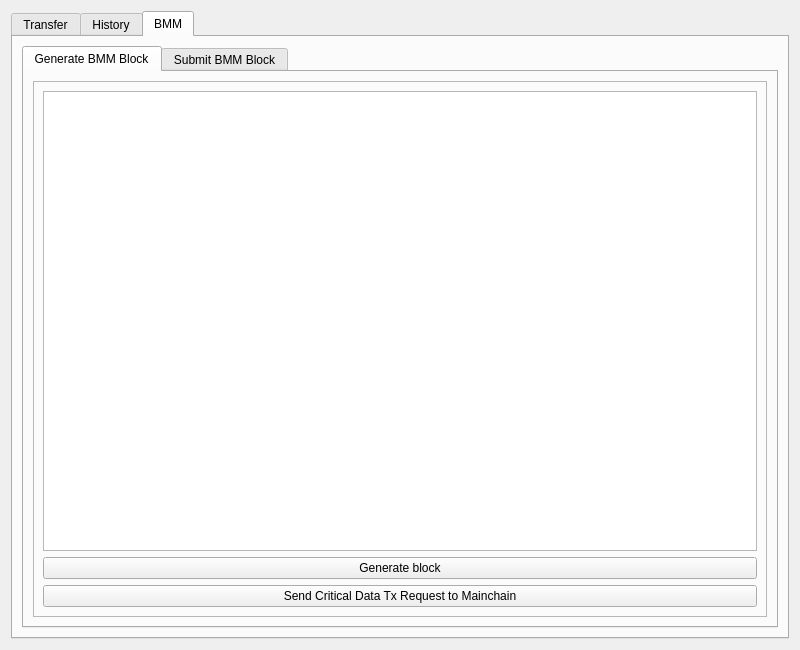
Qt form src/qt/forms/sidechainpage.ui (skydogenet/sidechains) before a commit.
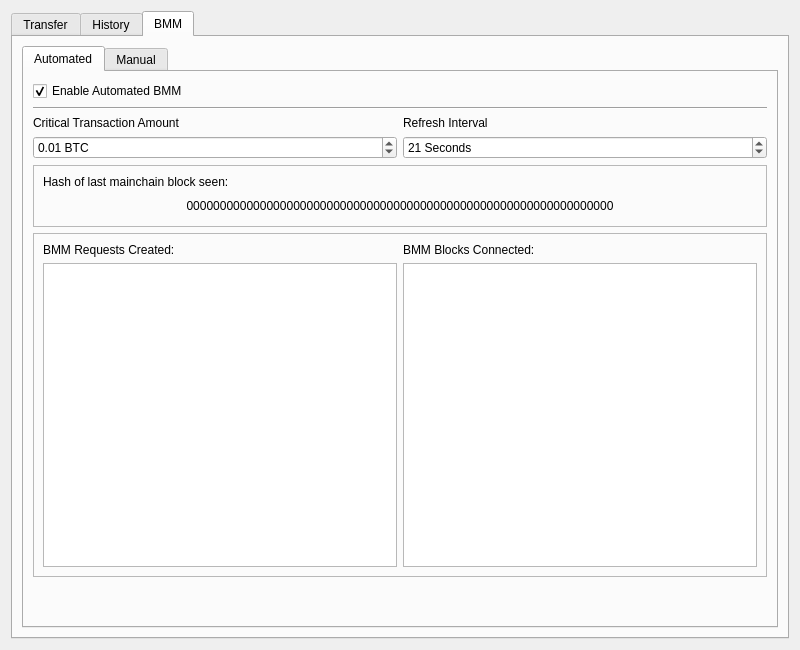
The same form after that commit. The open tabs and pages were chosen to show the change. Icons and pictures are not drawn. Custom widgets are drawn as their Qt base class.

The edit to the form file:
```diff
--- a/src/qt/forms/sidechainpage.ui
+++ b/src/qt/forms/sidechainpage.ui
@@ -599,10 +599,17 @@
          </property>
          <widget class="QWidget" name="Generate">
           <attribute name="title">
-           <string>Generate BMM Block</string>
+           <string>Automated</string>
           </attribute>
           <layout class="QGridLayout" name="gridLayout_14">
-           <item row="0" column="0">
+           <item row="1" column="0" colspan="2">
+            <widget class="Line" name="line_2">
+             <property name="orientation">
+              <enum>Qt::Horizontal</enum>
+             </property>
+            </widget>
+           </item>
+           <item row="8" column="0" colspan="2">
             <widget class="QFrame" name="frame_13">
              <property name="frameShape">
               <enum>QFrame::StyledPanel</enum>
@@ -610,43 +617,181 @@
              <property name="frameShadow">
               <enum>QFrame::Raised</enum>
              </property>
-             <layout class="QGridLayout" name="gridLayout_10">
-              <item row="0" column="0">
-               <widget class="QTextBrowser" name="textBrowser"/>
+             <layout class="QGridLayout" name="gridLayout_11">
+              <item row="1" column="1">
+               <widget class="QListWidget" name="listWidgetBMMConnected"/>
               </item>
               <item row="1" column="0">
-               <widget class="QPushButton" name="pushButtonCreateBlock">
+               <widget class="QListWidget" name="listWidgetBMMCreated"/>
+              </item>
+              <item row="0" column="0">
+               <widget class="QLabel" name="label_18">
                 <property name="text">
-                 <string>Generate block</string>
+                 <string>BMM Requests Created:</string>
                 </property>
                </widget>
               </item>
-              <item row="2" column="0">
-               <widget class="QPushButton" name="pushButtonSendCriticalRequest">
+              <item row="0" column="1">
+               <widget class="QLabel" name="label_19">
                 <property name="text">
-                 <string>Send Critical Data Tx Request to Mainchain</string>
+                 <string>BMM Blocks Connected:</string>
                 </property>
                </widget>
               </item>
              </layout>
             </widget>
            </item>
+           <item row="9" column="0" colspan="2">
+            <spacer name="verticalSpacer_3">
+             <property name="orientation">
+              <enum>Qt::Vertical</enum>
+             </property>
+             <property name="sizeType">
+              <enum>QSizePolicy::Minimum</enum>
+             </property>
+             <property name="sizeHint" stdset="0">
+              <size>
+               <width>20</width>
+               <height>40</height>
+              </size>
+             </property>
+            </spacer>
+           </item>
+           <item row="3" column="1">
+            <widget class="QSpinBox" name="spinBoxRefreshInterval">
+             <property name="suffix">
+              <string> Seconds</string>
+             </property>
+             <property name="minimum">
+              <number>1</number>
+             </property>
+             <property name="maximum">
+              <number>600</number>
+             </property>
+             <property name="value">
+              <number>21</number>
+             </property>
+            </widget>
+           </item>
+           <item row="4" column="0" colspan="2">
+            <widget class="QFrame" name="frame_14">
+             <property name="frameShape">
+              <enum>QFrame::StyledPanel</enum>
+             </property>
+             <property name="frameShadow">
+              <enum>QFrame::Raised</enum>
+             </property>
+             <layout class="QVBoxLayout" name="verticalLayout">
+              <item>
+               <widget class="QLabel" name="label_15">
+                <property name="text">
+                 <string>Hash of last mainchain block seen: </string>
+                </property>
+               </widget>
+              </item>
+              <item>
+               <widget class="QPushButton" name="pushButtonHashBlockLastSeen">
+                <property name="cursor">
+                 <cursorShape>ArrowCursor</cursorShape>
+                </property>
+                <property name="text">
+                 <string>0000000000000000000000000000000000000000000000000000000000000000</string>
+                </property>
+                <property name="flat">
+                 <bool>true</bool>
+                </property>
+               </widget>
+              </item>
+             </layout>
+            </widget>
+           </item>
+           <item row="3" column="0">
+            <widget class="QDoubleSpinBox" name="doubleSpinBoxBMMAmount">
+             <property name="prefix">
+              <string/>
+             </property>
+             <property name="suffix">
+              <string> BTC</string>
+             </property>
+             <property name="decimals">
+              <number>2</number>
+             </property>
+             <property name="minimum">
+              <double>0.000000000000000</double>
+             </property>
+             <property name="maximum">
+              <double>1.000000000000000</double>
+             </property>
+             <property name="singleStep">
+              <double>0.001000000000000</double>
+             </property>
+             <property name="value">
+              <double>0.010000000000000</double>
+             </property>
+            </widget>
+           </item>
+           <item row="2" column="1">
+            <widget class="QLabel" name="label_14">
+             <property name="text">
+              <string>Refresh Interval</string>
+             </property>
+            </widget>
+           </item>
+           <item row="2" column="0">
+            <widget class="QLabel" name="label_13">
+             <property name="sizePolicy">
+              <sizepolicy hsizetype="Minimum" vsizetype="Preferred">
+               <horstretch>0</horstretch>
+               <verstretch>0</verstretch>
+              </sizepolicy>
+             </property>
+             <property name="text">
+              <string>Critical Transaction Amount</string>
+             </property>
+            </widget>
+           </item>
+           <item row="0" column="0" colspan="2">
+            <widget class="QCheckBox" name="checkBoxEnableAutomation">
+             <property name="statusTip">
+              <string/>
+             </property>
+             <property name="whatsThis">
+              <string/>
+             </property>
+             <property name="text">
+              <string>Enable Automated BMM</string>
+             </property>
+             <property name="checked">
+              <bool>true</bool>
+             </property>
+            </widget>
+           </item>
           </layout>
          </widget>
          <widget class="QWidget" name="Submit">
           <attribute name="title">
-           <string>Submit BMM Block</string>
+           <string>Manual</string>
           </attribute>
           <layout class="QGridLayout" name="gridLayout_12">
-           <item row="0" column="0">
-            <widget class="QFrame" name="frame_14">
+           <item row="2" column="0">
+            <widget class="QFrame" name="frameManualBMM">
+             <property name="enabled">
+              <bool>true</bool>
+             </property>
              <property name="frameShape">
               <enum>QFrame::StyledPanel</enum>
              </property>
              <property name="frameShadow">
               <enum>QFrame::Raised</enum>
              </property>
-             <layout class="QGridLayout" name="gridLayout_11">
+             <layout class="QGridLayout" name="gridLayout_15">
+              <item row="4" column="0">
+               <widget class="Line" name="line">
+                <property name="orientation">
+                 <enum>Qt::Horizontal</enum>
+                </property>
+               </widget>
+              </item>
               <item row="3" column="0">
                <widget class="QFrame" name="frameManualBMM">
                 <property name="enabled">
@@ -708,7 +853,61 @@
                 <property name="text">
                  <string>Automate</string>
                 </property>
-                <property name="checked">
+               </widget>
+              </item>
+              <item row="1" column="0">
+               <widget class="QLineEdit" name="lineEditBMMHash">
+                <property name="placeholderText">
+                 <string>BMM Block Hash</string>
+                </property>
+               </widget>
+              </item>
+              <item row="0" column="0">
+               <widget class="QLabel" name="label_6">
+                <property name="text">
+                 <string>Submit BMM Block</string>
+                </property>
+               </widget>
+              </item>
+             </layout>
+            </widget>
+           </item>
+           <item row="0" column="0">
+            <widget class="QFrame" name="frame_12">
+             <property name="frameShape">
+              <enum>QFrame::StyledPanel</enum>
+             </property>
+             <property name="frameShadow">
+              <enum>QFrame::Raised</enum>
+             </property>
+             <layout class="QGridLayout" name="gridLayout_10">
+              <item row="1" column="0">
+               <widget class="QLabel" name="label_8">
+                <property name="text">
+                 <string>Create BMM Block</string>
+                </property>
+               </widget>
+              </item>
+              <item row="4" column="0">
+               <widget class="QPushButton" name="pushButtonCreateBlock">
+                <property name="text">
+                 <string>Generate BMM Block</string>
+                </property>
+               </widget>
+              </item>
+              <item row="3" column="0" colspan="2">
+               <widget class="QTextBrowser" name="textBrowser"/>
+              </item>
+              <item row="4" column="1">
+               <widget class="QPushButton" name="pushButtonSendCriticalRequest">
+                <property name="text">
+                 <string>Send BMM Request to Mainchain</string>
+                </property>
+               </widget>
+              </item>
+              <item row="2" column="0" colspan="2">
+               <widget class="QLineEdit" name="lineEditManualBMMHash">
+                <property name="readOnly">
                  <bool>true</bool>
                 </property>
                </widget>
```
Left out of the diff: 89 changed lines with no effect on the pictures.
